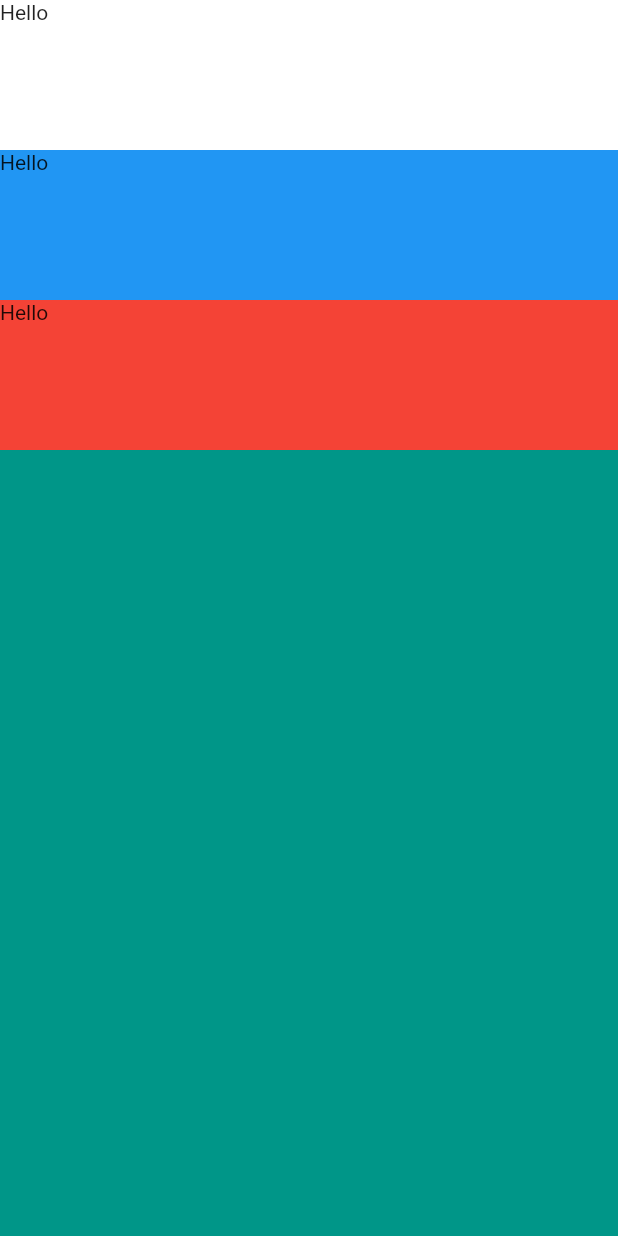
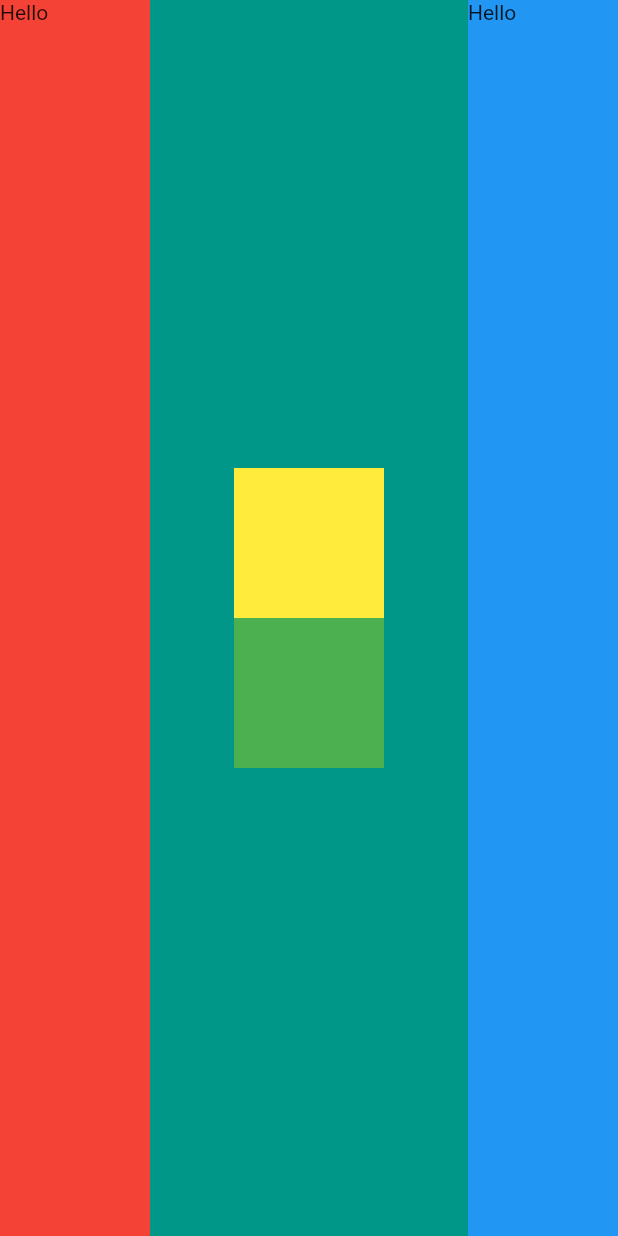
Before and after one commit to rossolason/App-Brewery-Flutter-Course-Projects, a Flutter app: the screen it shows after launch, on a phone screen of 412 x 824 dp. Run offline on Flutter 3.47's test engine with Material 2 defaults, Android fonts, the phone set to English and light mode, and no system bars.

```diff
--- a/mi_card/lib/main.dart
+++ b/mi_card/lib/main.dart
@@ -13,22 +13,34 @@ class MyApp extends StatelessWidget {
         home: Scaffold(
       backgroundColor: Colors.teal,
       body: SafeArea(
-        child: Column(
-            crossAxisAlignment: CrossAxisAlignment.stretch,
+        child: Row(
+            mainAxisAlignment: MainAxisAlignment.spaceBetween,
             children: <Widget>[
               Container(
-                height: 100.0,
-                color: Colors.white,
+                height: double.infinity,
+                width: 100.0,
+                color: Colors.red,
                 child: Text('Hello'),
               ),
-              Container(
-                height: 100.0,
-                color: Colors.blue,
-                child: Text('Hello'),
+              Column(
+                mainAxisAlignment: MainAxisAlignment.center,
+                children: <Widget>[
+                  Container(
+                    height: 100.0,
+                    width: 100.0,
+                    color: Colors.yellow,
+                  ),
+                  Container(
+                    height: 100.0,
+                    width: 100.0,
+                    color: Colors.green,
+                  )
+                ],
               ),
               Container(
-                height: 100.0,
-                color: Colors.red,
+                height: double.infinity,
+                width: 100.0,
+                color: Colors.blue,
                 child: Text('Hello'),
               ),
             ]),
```
